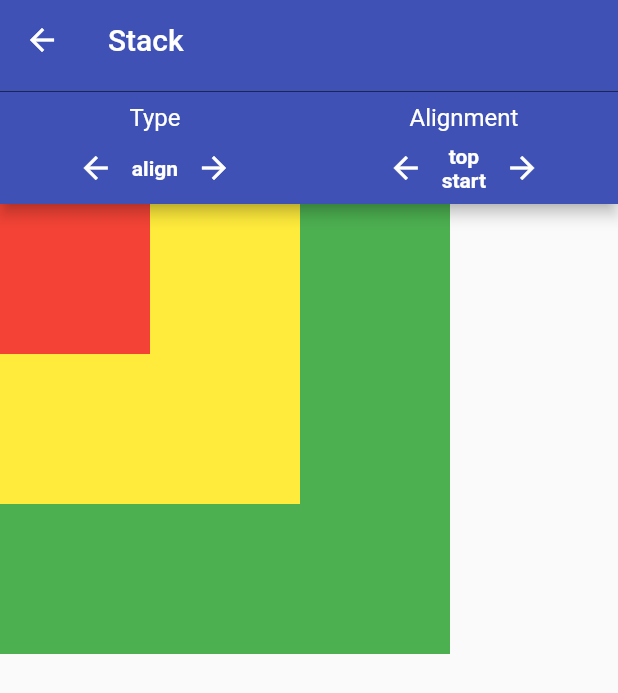
After one commit to vico-aguado/MyExamplesApp, a Flutter app: the StackPage screen opened by its route, on a phone screen of 412 x 824 dp. The commit adds this screen. Shown: the top 693 px of the screen. Run offline on Flutter 3.47's test engine with Material 2 defaults, Android fonts, the phone set to English and light mode, and no system bars; network calls fail.

Commit message:
2.3: Stack

```diff
--- a/lib/src/app.dart
+++ b/lib/src/app.dart
@@ -4,6 +4,7 @@ import 'package:my_examples_app/src/pages/gradientText_page.dart';
 import 'package:my_examples_app/src/pages/list_page.dart';
 import 'package:my_examples_app/src/pages/rowColumn_page.dart';
 import 'package:my_examples_app/src/pages/toImage_page.dart';
+import 'package:my_examples_app/src/pages/stack_page.dart';
 //import 'package:my_examples_app/src/pages/test_page.dart';
 
 class App extends StatelessWidget {
@@ -22,6 +23,7 @@ class App extends StatelessWidget {
           '/rowcolumn': (BuildContext context) => RowColumn(),
           '/baseline': (BuildContext context) => BaseLine(),
           '/toimage': (BuildContext context) => ToImage(),
+          '/stack': (BuildContext context) => StackPage(),
         },
       );
   }
--- a/lib/src/data/repositories/static/examplesList.json
+++ b/lib/src/data/repositories/static/examplesList.json
@@ -16,15 +16,22 @@
                 {
                     "title": "Row/Column",
                     "image": "http://iconsetc.com/icons-watermarks/simple-black/layouts-rounded/layouts-rounded_2-rows-3-columns-top/layouts-rounded_2-rows-3-columns-top_simple-black_512x512.png",
-                    "description": "Explore properties of row and column",
+                    "description": "Explore properties of row and column (MainAxisAlignment, MainAxisSize, CrossAxisAlignment)",
                     "route": "/rowcolumn",
                     "subRoutes": []
                 },
                 {
                     "title": "Baseline",
-                    "image": "http://iconsetc.com/icons-watermarks/simple-black/layouts-rounded/layouts-rounded_2-rows-3-columns-top/layouts-rounded_2-rows-3-columns-top_simple-black_512x512.png",
-                    "description": "Explore properties of baseline",
+                    "image": "https://cdn4.iconfinder.com/data/icons/software-menu-icons/256/SoftwareIcons-33-512.png",
+                    "description": "Explore properties of baseline (CrossAxisAlignment)",
                     "route": "/baseline",
+                    "subRoutes": []
+                },
+                {
+                    "title": "Stack",
+                    "image": "https://cdn1.iconfinder.com/data/icons/pixel-perfect-at-16px-volume-1/16/5049-512.png",
+                    "description": "Explore properties of stack (AlignmentDirectional, Positioned)",
+                    "route": "/stack",
                     "subRoutes": []
                 }
             ]
--- /dev/null
+++ b/lib/src/pages/stack_page.dart
@@ -0,0 +1,182 @@
+import 'package:flutter/material.dart';
+import 'package:my_examples_app/src/widgets/propertiesSelector_widget.dart';
+
+class StackPage extends StatefulWidget {
+  _StackPageState createState() => _StackPageState();
+}
+
+class _StackPageState extends State<StackPage> {
+  bool _useAlignment = true;
+  AlignmentDirectional _alignmentDirectional = AlignmentDirectional.topStart;
+
+  AlignmentDirectional alignmentFromIndex(int index) {
+    switch (index) {
+      case 0:
+        return AlignmentDirectional.topStart;
+      case 1:
+        return AlignmentDirectional.topCenter;
+      case 2:
+        return AlignmentDirectional.topEnd;
+      case 3:
+        return AlignmentDirectional.centerStart;
+      case 4:
+        return AlignmentDirectional.center;
+      case 5:
+        return AlignmentDirectional.centerEnd;
+      case 6:
+        return AlignmentDirectional.bottomStart;
+      case 7:
+        return AlignmentDirectional.bottomCenter;
+      case 8:
+        return AlignmentDirectional.bottomEnd;
+    }
+    return AlignmentDirectional.center;
+  }
+
+  Widget _buildBar() {
+    return Column(
+      children: <Widget>[
+        Divider(color: Colors.black54),
+        Row(
+          mainAxisAlignment: MainAxisAlignment.spaceAround,
+          children: <Widget>[
+            PropertiesSelector(
+              title: "Type",
+              values: [
+                'align',
+                'position',
+              ],
+              onChange: (value) {
+                _updateType();
+              },
+            ),
+            PropertiesSelector(
+              disabled: !_useAlignment,
+              title: "Alignment",
+              values: [
+                'top\nstart',
+                'top\ncenter',
+                'top\nend',
+                'center\nstart',
+                'center',
+                'center\nend',
+                'bottom\nstart',
+                'bottom\ncenter',
+                'bottom\nend',
+              ],
+              onChange: (value) {
+                _updateAlignment(value);
+              },
+            )
+          ],
+        )
+      ],
+    );
+  }
+
+  void _updateAlignment(int index) {
+    setState(() {
+      _alignmentDirectional = alignmentFromIndex(index);
+    });
+  }
+
+  void _updateType() {
+    setState(() {
+      _useAlignment = !_useAlignment;
+    });
+  }
+
+
+  List<Widget> _buildChildren(){
+    if (_useAlignment) {
+      return <Widget>[
+          SizedBox(
+            width: 300.0,
+            height: 300.0,
+            child: Container(
+              color: Colors.green,
+            ),
+          ),
+          SizedBox(
+            width: 200.0,
+            height: 200.0,
+            child: Container(
+              color: Colors.yellow,
+            ),
+          ),
+          SizedBox(
+            width: 100.0,
+            height: 100.0,
+            child: Container(
+              color: Colors.red,
+            ),
+          ),
+        ];
+    }else{
+      return <Widget>[
+          SizedBox(
+            width: 300.0,
+            height: 300.0,
+            child: Container(
+              color: Colors.yellow,
+            ),
+          ),
+          Positioned(
+            left: 20.0,
+            top: 20.0,
+            width: 100.0,
+            height: 100.0,
+            child: Container(
+              color: Colors.indigo,
+            ),
+          ),
+          Positioned(
+            right: 40.0,
+            top: 40.0,
+            width: 100.0,
+            height: 100.0,
+            child: Container(
+              color: Colors.red,
+            ),
+          ),
+          Positioned(
+            left: 40.0,
+            bottom: 40.0,
+            width: 100.0,
+            height: 100.0,
+            child: Container(
+              color: Colors.green,
+            ),
+          ),
+          Positioned(
+            bottom: 20.0,
+            right: 20.0,
+            width: 100.0,
+            height: 100.0,
+            child: Container(
+              color: Colors.blue,
+            ),
+          ),
+        ];
+    }
+  }
+
+  Widget _buildContent() {
+    return Stack(
+      alignment: _alignmentDirectional,
+      children: _buildChildren(),
+    );
+  }
+
+  @override
+  Widget build(BuildContext context) {
+    return Scaffold(
+      appBar: AppBar(
+        title: Text("Stack"),
+        bottom:
+            PreferredSize(preferredSize: Size(0.0, 80.0), child: _buildBar()),
+      ),
+      body: Container(color: Colors.lightBlueAccent, child: _buildContent()),
+    );
+  }
+}
--- a/lib/src/widgets/propertiesSelector_widget.dart
+++ b/lib/src/widgets/propertiesSelector_widget.dart
@@ -39,7 +39,7 @@ class PropertiesSelectorState extends State<PropertiesSelector> {
   Widget build(BuildContext context) {
     return Container(
       child: Column(children: [
-        Text(widget.title, style: TextStyle(color: Colors.white, fontSize: 16)),
+        Text(widget.title, style: TextStyle(color: widget.disabled ? Colors.black26 : Colors.white, fontSize: 16)),
         Row(
           mainAxisAlignment: MainAxisAlignment.spaceBetween,
           children: <Widget>[
```
Also changed, not shown: 1 other file.
